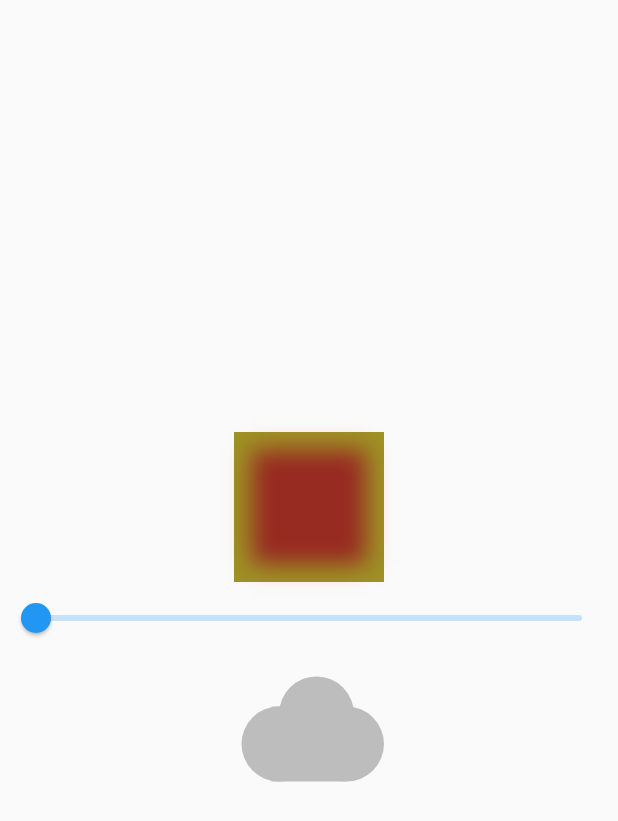
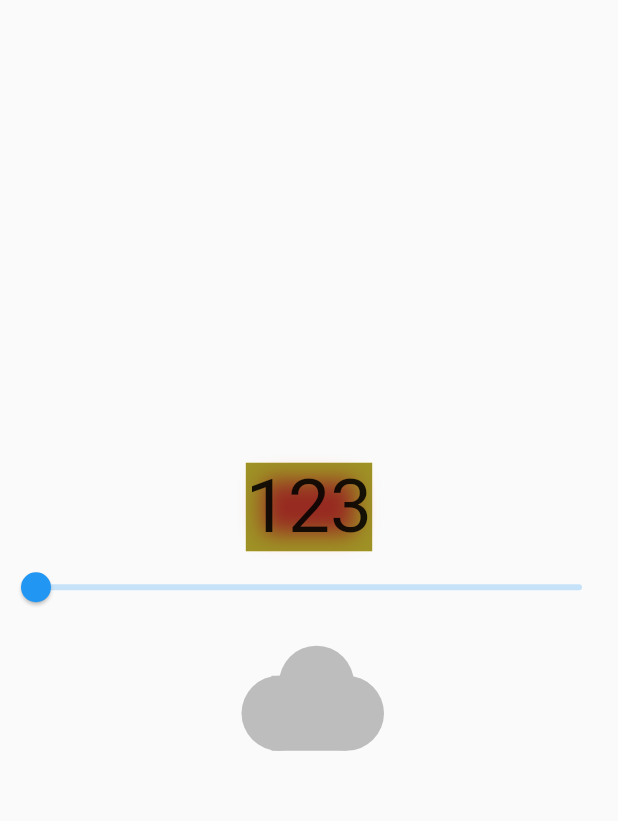
Before and after one commit to vlkonoshenko/advanced_widgets, a Flutter app: the screen it shows after launch, on a phone screen of 412 x 824 dp. Shown: the top 821 px of the screen. Run offline on Flutter 3.47's test engine with Material 2 defaults, Android fonts, the light colour scheme and no system bars.

Commit message:
chore: remove comments

```diff
--- a/lib/main.dart
+++ b/lib/main.dart
@@ -10,7 +10,6 @@ void main() {
 class MyApp extends StatelessWidget {
   const MyApp({super.key});
 
-  // This widget is the root of your application.
   @override
   Widget build(BuildContext context) {
     return MaterialApp(
@@ -26,15 +25,6 @@ class MyApp extends StatelessWidget {
 class MyHomePage extends StatefulWidget {
   const MyHomePage({super.key, required this.title});
 
-  // This widget is the home page of your application. It is stateful, meaning
-  // that it has a State object (defined below) that contains fields that affect
-  // how it looks.
-
-  // This class is the configuration for the state. It holds the values (in this
-  // case the title) provided by the parent (in this case the App widget) and
-  // used by the build method of the State. Fields in a Widget subclass are
-  // always marked "final".
-
   final String title;
 
   @override
@@ -48,12 +38,15 @@ class _MyHomePageState extends State<MyHomePage> {
   Widget build(BuildContext context) {
     return Scaffold(
       body: Center(
-        // Center is a layout widget. It takes a single child and positions it
-        // in the middle of the parent.
         child: Column(
           mainAxisAlignment: MainAxisAlignment.center,
           children: <Widget>[
-            const CustomRenderObject(),
+            const CustomRenderObject(
+              child: Text(
+                '123',
+                style: TextStyle(fontSize: 50),
+              ),
+            ),
             Slider(
                 value: weather,
                 onChanged: (value) {
@@ -84,7 +77,6 @@ class _MyHomePageState extends State<MyHomePage> {
           ],
         ),
       ),
-      // This trailing comma makes auto-formatting nicer for build methods.
     );
   }
 }
--- a/lib/widgets/custom_render_object.dart
+++ b/lib/widgets/custom_render_object.dart
@@ -2,8 +2,7 @@ import 'package:flutter/material.dart';
 import 'package:flutter/rendering.dart';
 
 class CustomRenderObject extends SingleChildRenderObjectWidget {
-  const CustomRenderObject({super.key})
-      : super(child: const SizedBox.square(dimension: 100.0));
+  const CustomRenderObject({super.key, Widget? child}) : super(child: child);
 
   @override
   RenderObject createRenderObject(BuildContext context) {
```
Also changed, not shown: 1 other file.
